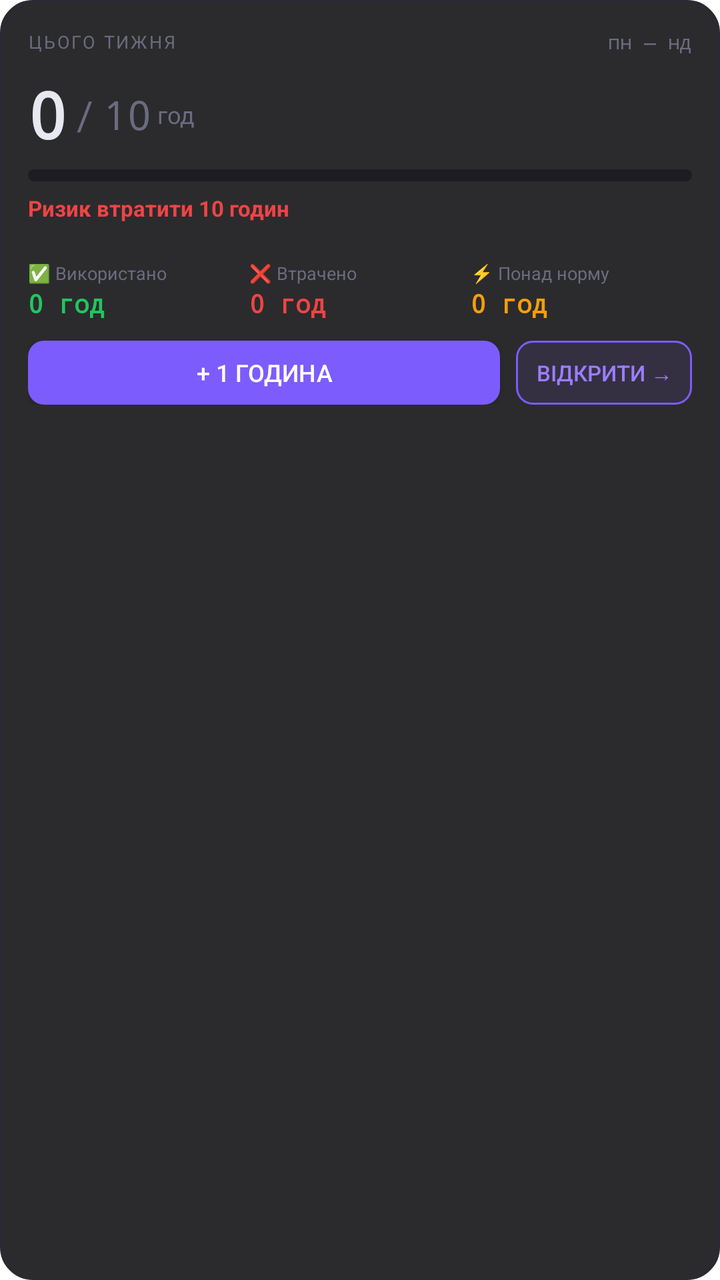
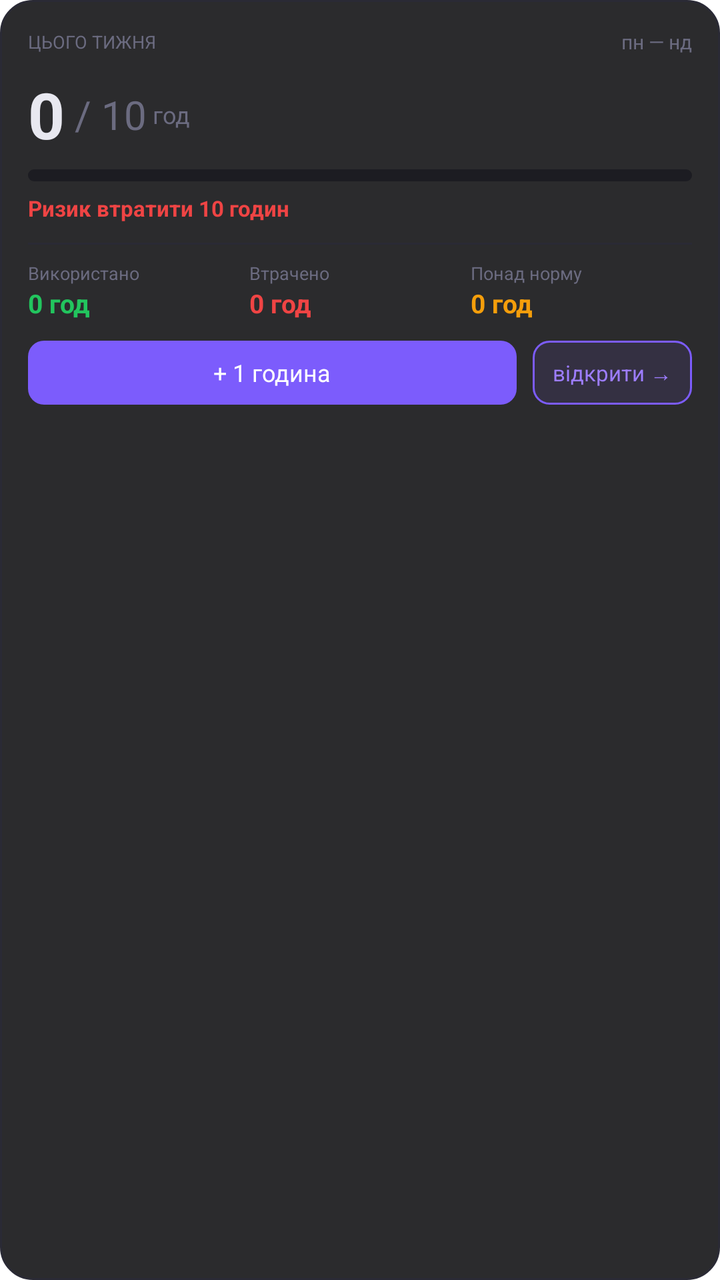

Before-and-after screenshots of an Android layout around one commit, followed by the original layout XML and the change that was made.
<!-- AndroidManifest.xml: fallback theme Theme.MaterialComponents.DayNight.NoActionBar -->
<!-- res/layout/focus_widget_large.xml -->
<?xml version="1.0" encoding="utf-8"?>
<LinearLayout
    xmlns:android="http://schemas.android.com/apk/res/android"
    android:layout_width="match_parent"
    android:layout_height="match_parent"
    android:orientation="vertical"
    android:background="@drawable/widget_bg"
    android:padding="14dp">

    
    <LinearLayout
        android:layout_width="match_parent"
        android:layout_height="wrap_content"
        android:orientation="horizontal"
        android:gravity="center_vertical">
        <TextView
            android:layout_width="0dp"
            android:layout_height="wrap_content"
            android:layout_weight="1"
            android:text="ЦЬОГО ТИЖНЯ"
            android:textColor="#FF6B6B80"
            android:textSize="9sp"
            android:letterSpacing="0.1"
            android:textAllCaps="true"/>
        <TextView
            android:id="@+id/widget_large_dates"
            android:layout_width="wrap_content"
            android:layout_height="wrap_content"
            android:text="пн — нд"
            android:textColor="#FF6B6B80"
            android:textSize="10sp"
            android:fontFamily="monospace"/>
    </LinearLayout>

    
    <LinearLayout
        android:layout_width="match_parent"
        android:layout_height="wrap_content"
        android:orientation="horizontal"
        android:gravity="center_vertical"
        android:layout_marginTop="8dp">
        <TextView
            android:id="@+id/widget_large_hours"
            android:layout_width="wrap_content"
            android:layout_height="wrap_content"
            android:text="0"
            android:textColor="#FFE8E8F0"
            android:textSize="32sp"
            android:textStyle="bold"
            android:fontFamily="monospace"/>
        <TextView
            android:layout_width="wrap_content"
            android:layout_height="wrap_content"
            android:text=" / "
            android:textColor="#FF6B6B80"
            android:textSize="20sp"/>
        <TextView
            android:id="@+id/widget_large_goal"
            android:layout_width="wrap_content"
            android:layout_height="wrap_content"
            android:text="10"
            android:textColor="#FF6B6B80"
            android:textSize="20sp"
            android:fontFamily="monospace"/>
        <TextView
            android:layout_width="wrap_content"
            android:layout_height="wrap_content"
            android:text=" год"
            android:textColor="#FF6B6B80"
            android:textSize="12sp"/>
    </LinearLayout>

    
    <ProgressBar
        android:id="@+id/widget_large_bar"
        style="?android:attr/progressBarStyleHorizontal"
        android:layout_width="match_parent"
        android:layout_height="6dp"
        android:layout_marginTop="6dp"
        android:progressDrawable="@drawable/progress_bar_drawable"
        android:max="100"
        android:progress="0"/>

    
    <TextView
        android:id="@+id/widget_large_risk"
        android:layout_width="match_parent"
        android:layout_height="wrap_content"
        android:layout_marginTop="6dp"
        android:text="Ризик втратити 10 годин"
        android:textColor="#FFEF4444"
        android:textSize="11sp"
        android:textStyle="bold"/>

    
    <View
        android:layout_width="match_parent"
        android:layout_height="1dp"
        android:layout_marginTop="10dp"
        android:layout_marginBottom="8dp"
        android:background="#FF2A2A35"/>

    
    <LinearLayout
        android:layout_width="match_parent"
        android:layout_height="wrap_content"
        android:orientation="horizontal">

        <LinearLayout
            android:layout_width="0dp"
            android:layout_height="wrap_content"
            android:layout_weight="1"
            android:orientation="vertical">
            <TextView
                android:layout_width="wrap_content"
                android:layout_height="wrap_content"
                android:text="✅ Використано"
                android:textColor="#FF6B6B80"
                android:textSize="9sp"/>
            <TextView
                android:id="@+id/widget_large_used"
                android:layout_width="wrap_content"
                android:layout_height="wrap_content"
                android:text="0 год"
                android:textColor="#FF22C55E"
                android:textSize="13sp"
                android:textStyle="bold"
                android:fontFamily="monospace"/>
        </LinearLayout>

        <LinearLayout
            android:layout_width="0dp"
            android:layout_height="wrap_content"
            android:layout_weight="1"
            android:orientation="vertical">
            <TextView
                android:layout_width="wrap_content"
                android:layout_height="wrap_content"
                android:text="❌ Втрачено"
                android:textColor="#FF6B6B80"
                android:textSize="9sp"/>
            <TextView
                android:id="@+id/widget_large_lost"
                android:layout_width="wrap_content"
                android:layout_height="wrap_content"
                android:text="0 год"
                android:textColor="#FFEF4444"
                android:textSize="13sp"
                android:textStyle="bold"
                android:fontFamily="monospace"/>
        </LinearLayout>

        <LinearLayout
            android:layout_width="0dp"
            android:layout_height="wrap_content"
            android:layout_weight="1"
            android:orientation="vertical">
            <TextView
                android:layout_width="wrap_content"
                android:layout_height="wrap_content"
                android:text="⚡ Понад норму"
                android:textColor="#FF6B6B80"
                android:textSize="9sp"/>
            <TextView
                android:id="@+id/widget_large_over"
                android:layout_width="wrap_content"
                android:layout_height="wrap_content"
                android:text="0 год"
                android:textColor="#FFF59E0B"
                android:textSize="13sp"
                android:textStyle="bold"
                android:fontFamily="monospace"/>
        </LinearLayout>
    </LinearLayout>

    
    <LinearLayout
        android:layout_width="match_parent"
        android:layout_height="wrap_content"
        android:orientation="horizontal"
        android:layout_marginTop="10dp"
        android:gravity="center_vertical">

        <Button
            android:id="@+id/widget_large_btn_add"
            android:layout_width="0dp"
            android:layout_height="32dp"
            android:layout_weight="1"
            android:text="+ 1 година"
            android:textSize="12sp"
            android:textColor="#FFFFFFFF"
            android:background="@drawable/btn_bg"/>

        <Button
            android:id="@+id/widget_large_btn_open"
            android:layout_width="wrap_content"
            android:layout_height="32dp"
            android:layout_marginLeft="8dp"
            android:text="відкрити →"
            android:textSize="11sp"
            android:textColor="#FF9D7DFF"
            android:background="@drawable/btn_outline_bg"/>
    </LinearLayout>
</LinearLayout>
<!-- resources referenced by this layout -->
<resources>
  <!-- drawable btn_bg (drawable) -->
  <?xml version="1.0" encoding="utf-8"?>
  <shape xmlns:android="http://schemas.android.com/apk/res/android"
      android:shape="rectangle">
      <solid android:color="#FF7C5CFC"/>
      <corners android:radius="8dp"/>
  </shape>
  <!-- drawable btn_outline_bg (drawable) -->
  <?xml version="1.0" encoding="utf-8"?>
  <shape xmlns:android="http://schemas.android.com/apk/res/android"
      android:shape="rectangle">
      <solid android:color="#1A7C5CFC"/>
      <stroke android:width="1dp" android:color="#FF7C5CFC"/>
      <corners android:radius="8dp"/>
  </shape>
  <!-- drawable progress_bar_drawable (drawable) -->
  <?xml version="1.0" encoding="utf-8"?>
  <layer-list xmlns:android="http://schemas.android.com/apk/res/android">
      <item android:id="@android:id/background">
          <shape android:shape="rectangle">
              <solid android:color="#FF1C1C22"/>
              <corners android:radius="99dp"/>
          </shape>
      </item>
      <item android:id="@android:id/progress">
          <clip>
              <shape android:shape="rectangle">
                  <solid android:color="#FF7C5CFC"/>
                  <corners android:radius="99dp"/>
              </shape>
          </clip>
      </item>
  </layer-list>
  <!-- drawable widget_bg (drawable) -->
  <?xml version="1.0" encoding="utf-8"?>
  <shape xmlns:android="http://schemas.android.com/apk/res/android"
      android:shape="rectangle">
      <solid android:color="#E6141417"/>
      <corners android:radius="16dp"/>
      <stroke android:width="1dp" android:color="#FF2A2A35"/>
  </shape>
</resources>

<!-- the commit's change to res/layout/focus_widget_large.xml (unified diff, before → after) -->
@@ -7,7 +7,6 @@
     android:background="@drawable/widget_bg"
     android:padding="14dp">
 
-    
     <LinearLayout
         android:layout_width="match_parent"
         android:layout_height="wrap_content"
@@ -20,7 +19,6 @@
             android:text="ЦЬОГО ТИЖНЯ"
             android:textColor="#FF6B6B80"
             android:textSize="9sp"
-            android:letterSpacing="0.1"
             android:textAllCaps="true"/>
         <TextView
             android:id="@+id/widget_large_dates"
@@ -28,11 +26,9 @@
             android:layout_height="wrap_content"
             android:text="пн — нд"
             android:textColor="#FF6B6B80"
-            android:textSize="10sp"
-            android:fontFamily="monospace"/>
+            android:textSize="10sp"/>
     </LinearLayout>
 
-    
     <LinearLayout
         android:layout_width="match_parent"
         android:layout_height="wrap_content"
@@ -46,8 +42,7 @@
             android:text="0"
             android:textColor="#FFE8E8F0"
             android:textSize="32sp"
-            android:textStyle="bold"
-            android:fontFamily="monospace"/>
+            android:textStyle="bold"/>
         <TextView
             android:layout_width="wrap_content"
             android:layout_height="wrap_content"
@@ -60,8 +55,7 @@
             android:layout_height="wrap_content"
             android:text="10"
             android:textColor="#FF6B6B80"
-            android:textSize="20sp"
-            android:fontFamily="monospace"/>
+            android:textSize="20sp"/>
         <TextView
             android:layout_width="wrap_content"
             android:layout_height="wrap_content"
@@ -70,7 +64,6 @@
             android:textSize="12sp"/>
     </LinearLayout>
 
-    
     <ProgressBar
         android:id="@+id/widget_large_bar"
         style="?android:attr/progressBarStyleHorizontal"
@@ -81,7 +74,6 @@
         android:max="100"
         android:progress="0"/>
 
-    
     <TextView
         android:id="@+id/widget_large_risk"
         android:layout_width="match_parent"
@@ -92,7 +84,6 @@
         android:textSize="11sp"
         android:textStyle="bold"/>
 
-    
     <View
         android:layout_width="match_parent"
         android:layout_height="1dp"
@@ -100,7 +91,6 @@
         android:layout_marginBottom="8dp"
         android:background="#FF2A2A35"/>
 
-    
     <LinearLayout
         android:layout_width="match_parent"
         android:layout_height="wrap_content"
@@ -114,7 +104,7 @@
             <TextView
                 android:layout_width="wrap_content"
                 android:layout_height="wrap_content"
-                android:text="✅ Використано"
+                android:text="Використано"
                 android:textColor="#FF6B6B80"
                 android:textSize="9sp"/>
             <TextView
@@ -124,8 +114,7 @@
                 android:text="0 год"
                 android:textColor="#FF22C55E"
                 android:textSize="13sp"
-                android:textStyle="bold"
-                android:fontFamily="monospace"/>
+                android:textStyle="bold"/>
         </LinearLayout>
 
         <LinearLayout
@@ -136,7 +125,7 @@
             <TextView
                 android:layout_width="wrap_content"
                 android:layout_height="wrap_content"
-                android:text="❌ Втрачено"
+                android:text="Втрачено"
                 android:textColor="#FF6B6B80"
                 android:textSize="9sp"/>
             <TextView
@@ -146,8 +135,7 @@
                 android:text="0 год"
                 android:textColor="#FFEF4444"
                 android:textSize="13sp"
-                android:textStyle="bold"
-                android:fontFamily="monospace"/>
+                android:textStyle="bold"/>
         </LinearLayout>
 
         <LinearLayout
@@ -158,7 +146,7 @@
             <TextView
                 android:layout_width="wrap_content"
                 android:layout_height="wrap_content"
-                android:text="⚡ Понад норму"
+                android:text="Понад норму"
                 android:textColor="#FF6B6B80"
                 android:textSize="9sp"/>
             <TextView
@@ -168,8 +156,7 @@
                 android:text="0 год"
                 android:textColor="#FFF59E0B"
                 android:textSize="13sp"
-                android:textStyle="bold"
-                android:fontFamily="monospace"/>
+                android:textStyle="bold"/>
         </LinearLayout>
     </LinearLayout>
 
@@ -181,7 +168,7 @@
         android:layout_marginTop="10dp"
         android:gravity="center_vertical">
 
-        <Button
+        <TextView
             android:id="@+id/widget_large_btn_add"
             android:layout_width="0dp"
             android:layout_height="32dp"
@@ -189,9 +176,11 @@
             android:text="+ 1 година"
             android:textSize="12sp"
             android:textColor="#FFFFFFFF"
-            android:background="@drawable/btn_bg"/>
+            android:background="@drawable/btn_bg"
+            android:gravity="center"
+            android:clickable="true"/>
 
-        <Button
+        <TextView
             android:id="@+id/widget_large_btn_open"
             android:layout_width="wrap_content"
             android:layout_height="32dp"
@@ -199,6 +188,10 @@
             android:text="відкрити →"
             android:textSize="11sp"
             android:textColor="#FF9D7DFF"
-            android:background="@drawable/btn_outline_bg"/>
+            android:background="@drawable/btn_outline_bg"
+            android:gravity="center"
+            android:paddingLeft="10dp"
+            android:paddingRight="10dp"
+            android:clickable="true"/>
     </LinearLayout>
 </LinearLayout>
